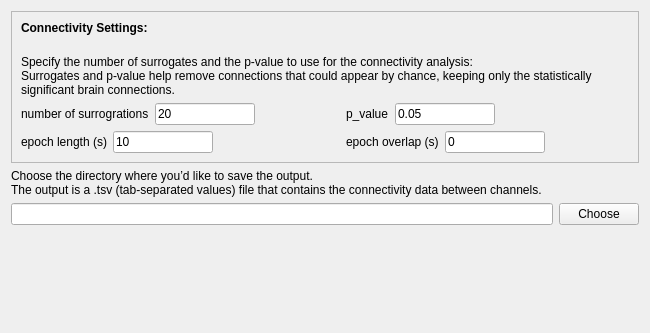
Qt form modules/CEAMSModules/WpliConnectivity/Ui_WpliConnectivitySettingsView.ui (SnoozToolbox/snooz-package-ceams) before a commit.
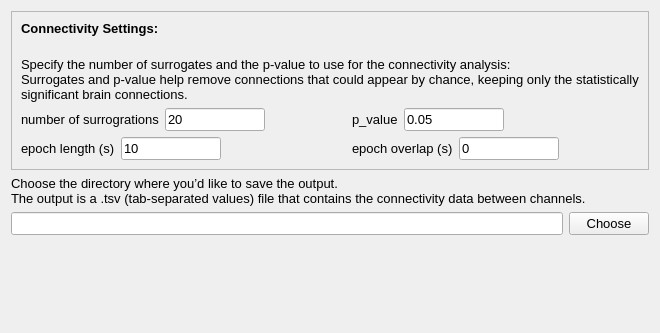
The same form after that commit.

Commit message: Font step 4: forms without fonts of their own, look kept

Patch:
```diff
--- a/modules/CEAMSModules/WpliConnectivity/Ui_WpliConnectivitySettingsView.ui
+++ b/modules/CEAMSModules/WpliConnectivity/Ui_WpliConnectivitySettingsView.ui
@@ -13,9 +13,6 @@
   <property name="windowTitle">
    <string>Form</string>
   </property>
-  <property name="styleSheet">
-   <string notr="true">font: 10pt &quot;Roboto-Regular&quot;;</string>
-  </property>
   <layout class="QVBoxLayout" name="verticalLayout_3">
    <item>
     <widget class="QFrame" name="frame">
@@ -28,6 +25,11 @@
      <layout class="QVBoxLayout" name="verticalLayout_4">
       <item>
        <widget class="QLabel" name="label_3">
+        <property name="font">
+         <font>
+          <pointsize>10</pointsize>
+         </font>
+        </property>
         <property name="text">
          <string>&lt;html&gt;&lt;head/&gt;&lt;body&gt;&lt;p&gt;&lt;span style=&quot; font-weight:700;&quot;&gt;Connectivity Settings:&lt;/span&gt;&lt;br/&gt;&lt;/p&gt;&lt;/body&gt;&lt;/html&gt;</string>
         </property>
@@ -35,6 +37,11 @@
       </item>
       <item>
        <widget class="QLabel" name="label">
+        <property name="font">
+         <font>
+          <pointsize>10</pointsize>
+         </font>
+        </property>
         <property name="text">
          <string>Specify the number of surrogates and the p-value to use for the connectivity analysis:
 Surrogates and p-value help remove connections that could appear by chance, keeping only the statistically
@@ -50,6 +57,11 @@
            <layout class="QHBoxLayout" name="horizontalLayout_5">
             <item>
              <widget class="QLabel" name="num_surr_label">
+              <property name="font">
+               <font>
+                <pointsize>10</pointsize>
+               </font>
+              </property>
               <property name="text">
                <string>number of surrogrations</string>
               </property>
@@ -63,6 +75,11 @@
                 <height>16777215</height>
                </size>
               </property>
+              <property name="font">
+               <font>
+                <pointsize>10</pointsize>
+               </font>
+              </property>
               <property name="text">
                <string>20</string>
               </property>
@@ -87,6 +104,11 @@
            <layout class="QHBoxLayout" name="horizontalLayout_4">
             <item>
              <widget class="QLabel" name="epoch_length_label">
+              <property name="font">
+               <font>
+                <pointsize>10</pointsize>
+               </font>
+              </property>
               <property name="text">
                <string>epoch length (s)</string>
               </property>
@@ -100,6 +122,11 @@
                 <height>16777215</height>
                </size>
               </property>
+              <property name="font">
+               <font>
+                <pointsize>10</pointsize>
+               </font>
+              </property>
               <property name="text">
                <string>10</string>
               </property>
@@ -141,6 +168,11 @@
            <layout class="QHBoxLayout" name="horizontalLayout">
             <item>
              <widget class="QLabel" name="p_value_label">
+              <property name="font">
+               <font>
+                <pointsize>10</pointsize>
+               </font>
+              </property>
               <property name="text">
                <string>p_value</string>
               </property>
@@ -154,6 +186,11 @@
                 <height>16777215</height>
                </size>
               </property>
+              <property name="font">
+               <font>
+                <pointsize>10</pointsize>
+               </font>
+              </property>
               <property name="text">
                <string>0.05</string>
               </property>
@@ -178,6 +215,11 @@
            <layout class="QHBoxLayout" name="horizontalLayout_3">
             <item>
              <widget class="QLabel" name="epoch_overlap_label">
+              <property name="font">
+               <font>
+                <pointsize>10</pointsize>
+               </font>
+              </property>
               <property name="text">
                <string>epoch overlap (s)</string>
               </property>
@@ -191,6 +233,11 @@
                 <height>16777215</height>
                </size>
               </property>
+              <property name="font">
+               <font>
+                <pointsize>10</pointsize>
+               </font>
+              </property>
               <property name="text">
                <string>0</string>
               </property>
@@ -233,6 +280,11 @@
    </item>
    <item>
     <widget class="QLabel" name="label_2">
+     <property name="font">
+      <font>
+       <pointsize>10</pointsize>
+      </font>
+     </property>
      <property name="text">
       <string>Choose the directory where you’d like to save the output.
 The output is a .tsv (tab-separated values) file that contains the connectivity data between channels.</string>
@@ -242,10 +294,21 @@
    <item>
     <layout class="QHBoxLayout" name="horizontalLayout_2">
      <item>
-      <widget class="QLineEdit" name="lineEdit"/>
+      <widget class="QLineEdit" name="lineEdit">
+       <property name="font">
+        <font>
+         <pointsize>10</pointsize>
+        </font>
+       </property>
+      </widget>
      </item>
      <item>
       <widget class="QPushButton" name="Output_pat_pushButton">
+       <property name="font">
+        <font>
+         <pointsize>10</pointsize>
+        </font>
+       </property>
        <property name="text">
         <string>Choose</string>
        </property>
```
The commit also changes 427 other files.
